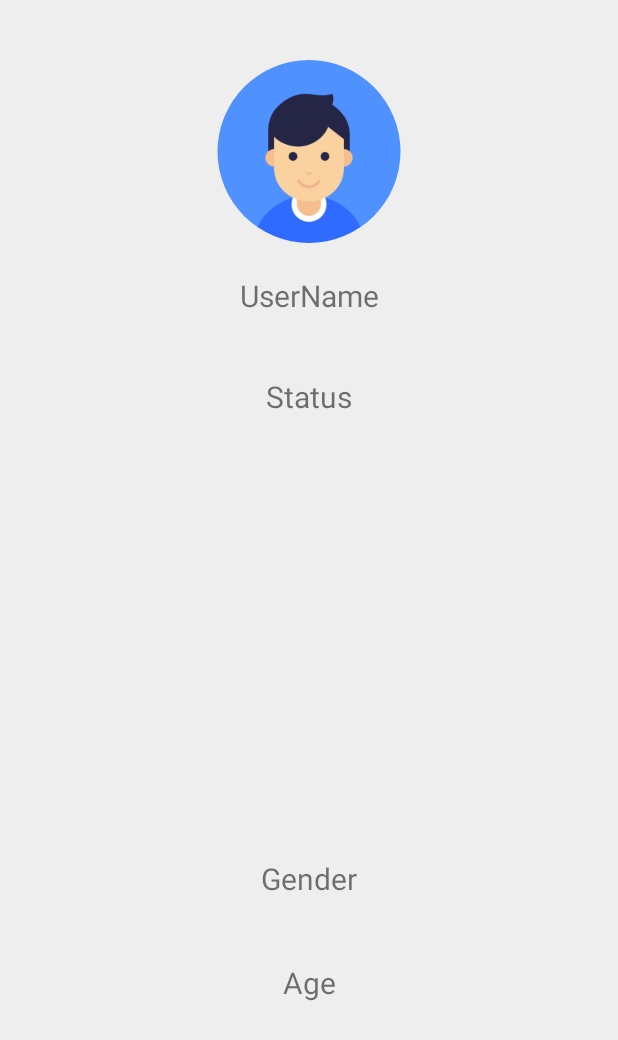
After one commit to randikawann/COMOAndroid, an Android app: the ProfileActivity screen opened directly, with no data from a screen before it, on a phone screen of 412 x 824 dp. The commit adds this screen. Shown: the top 1040 px of the screen. Run offline under Robolectric (Android 15) with nearby library versions, the phone set to English and light mode, and no system bars; our stand-ins replace CircleImageView, Firebase (no records; nobody signed in at launch, a user with empty details on screens opened directly), Picasso.

Commit message:
profile activity completed

```diff
--- a/app/build.gradle
+++ b/app/build.gradle
@@ -25,7 +25,7 @@ dependencies {
     implementation 'com.android.support.constraint:constraint-layout:1.1.2'
     //firebase dependencies
     implementation 'com.google.firebase:firebase-auth:16.0.3'
-    implementation'com.google.firebase:firebase-core:16.0.1'
+    implementation 'com.google.firebase:firebase-core:16.0.1'
     implementation 'com.google.firebase:firebase-database:16.0.1'
     implementation 'com.google.firebase:firebase-storage:16.0.1'
     implementation 'com.google.firebase:firebase-messaging:17.3.0'
--- a/app/src/main/AndroidManifest.xml
+++ b/app/src/main/AndroidManifest.xml
@@ -2,8 +2,8 @@
 <manifest xmlns:android="http://schemas.android.com/apk/res/android"
     package="com.example.randikawann.cocoapp2">
 
-    <uses-permission android:name="android.permission.READ_EXTERNAL_STORAGE"/>
-    <uses-permission android:name="android.permission.WRITE_EXTERNAL_STORAGE"/>
+    <uses-permission android:name="android.permission.READ_EXTERNAL_STORAGE" />
+    <uses-permission android:name="android.permission.WRITE_EXTERNAL_STORAGE" />
 
     <application
         android:allowBackup="true"
@@ -12,13 +12,10 @@
         android:roundIcon="@mipmap/ic_launcher_round"
         android:supportsRtl="true"
         android:theme="@style/AppTheme">
-        <activity android:name=".MainActivity"/>
-        <activity android:name=".LoginActivity"/>
-        <activity android:name=".NearbyActivity"/>
-        <activity android:name=".EditProfileActivity">
-
-        </activity>
-
+        <activity android:name=".MainActivity" />
+        <activity android:name=".LoginActivity" />
+        <activity android:name=".NearbyActivity" />
+        <activity android:name=".EditProfileActivity"></activity>
         <activity android:name=".FlashActivity">
             <intent-filter>
                 <action android:name="android.intent.action.MAIN" />
@@ -26,9 +23,10 @@
                 <category android:name="android.intent.category.LAUNCHER" />
             </intent-filter>
         </activity>
-        <activity android:name="com.theartofdev.edmodo.cropper.CropImageActivity"
-            android:theme="@style/Base.Theme.AppCompat"/>
-
+        <activity
+            android:name="com.theartofdev.edmodo.cropper.CropImageActivity"
+            android:theme="@style/Base.Theme.AppCompat" />
+        <activity android:name=".ProfileActivity"></activity>
     </application>
 
 </manifest>
--- a/app/src/main/java/com/example/randikawann/cocoapp2/MainActivity.java
+++ b/app/src/main/java/com/example/randikawann/cocoapp2/MainActivity.java
@@ -87,8 +87,8 @@ public class MainActivity extends AppCompatActivity {
     @Override
     public boolean onOptionsItemSelected(MenuItem item) {
         switch (item.getItemId()) {
-            case R.id.editProfile: {
-                Intent editProfileIntent = new Intent(MainActivity.this,EditProfileActivity.class);
+            case R.id.profile: {
+                Intent editProfileIntent = new Intent(MainActivity.this, ProfileActivity.class);
                 startActivity(editProfileIntent);
                 // do your sign-out stuff
                 break;
--- /dev/null
+++ b/app/src/main/java/com/example/randikawann/cocoapp2/ProfileActivity.java
@@ -0,0 +1,83 @@
+package com.example.randikawann.cocoapp2;
+
+import android.support.annotation.NonNull;
+import android.support.v7.app.AppCompatActivity;
+import android.os.Bundle;
+import android.widget.ArrayAdapter;
+import android.widget.EditText;
+import android.widget.TextView;
+import android.widget.Toast;
+
+import com.google.firebase.auth.FirebaseAuth;
+import com.google.firebase.database.DataSnapshot;
+import com.google.firebase.database.DatabaseError;
+import com.google.firebase.database.DatabaseReference;
+import com.google.firebase.database.FirebaseDatabase;
+import com.google.firebase.database.ValueEventListener;
+import com.squareup.picasso.Picasso;
+
+import de.hdodenhof.circleimageview.CircleImageView;
+
+public class ProfileActivity extends AppCompatActivity {
+    private FirebaseAuth mAuth;
+    private TextView tvUserName;
+    private TextView tvStatus;
+    private TextView tvGender;
+    private TextView tvAge;
+    private CircleImageView imgProfile;
+
+    private String userName;
+    private String userAge;
+    private String userGender;
+    private String userStatus;
+    private String userimage;
+
+    private DatabaseReference userReference;
+
+    @Override
+    protected void onCreate(Bundle savedInstanceState) {
+        super.onCreate(savedInstanceState);
+        setContentView(R.layout.activity_profile);
+
+        tvUserName = (TextView) findViewById(R.id.tvUserName);
+        tvStatus = (TextView) findViewById(R.id.tvStatus);
+        tvGender = (TextView) findViewById(R.id.tvGender);
+        tvAge = (TextView) findViewById(R.id.tvAge);
+        imgProfile = (CircleImageView) findViewById(R.id.imgProfile);
+
+        mAuth = FirebaseAuth.getInstance();
+        String current_User_Id = mAuth.getCurrentUser().getUid();
+        userReference = FirebaseDatabase.getInstance().getReference().child("users").child(current_User_Id);
+
+        userReference.addValueEventListener(new ValueEventListener() {
+            @Override
+            public void onDataChange(@NonNull DataSnapshot dataSnapshot) {
+                if(dataSnapshot.getValue()!=null){
+                    try{
+                        userName = dataSnapshot.child("user_name").getValue().toString();
+                        userAge = dataSnapshot.child("user_age").getValue().toString();
+                        userGender = dataSnapshot.child("user_gender").getValue().toString();
+                        userStatus = dataSnapshot.child("user_status").getValue().toString();
+                        userimage = dataSnapshot.child("user_img").getValue().toString();
+//                    String thumb_image = dataSnapshot.child("user_thumbImg").getValue().toString();
+
+                    }catch (Exception e){
+                        Toast.makeText(ProfileActivity.this,"exception",Toast.LENGTH_SHORT).show();
+                    }
+                    tvUserName.setText(userName);
+                    tvAge.setText(userAge);
+                    tvStatus.setText(userStatus);
+                    tvGender.setText(userGender);
+                    //retreve image with picasso
+//                    Picasso.get().load(userimage).into(imgProfile);
+
+                }
+            }
+
+            @Override
+            public void onCancelled(@NonNull DatabaseError databaseError) {
+                Toast.makeText(ProfileActivity.this,"Data retreving error",Toast.LENGTH_SHORT).show();
+            }
+        });
+    }
+}
--- /dev/null
+++ b/app/src/main/res/layout/activity_profile.xml
@@ -0,0 +1,66 @@
+<?xml version="1.0" encoding="utf-8"?>
+<RelativeLayout xmlns:android="http://schemas.android.com/apk/res/android"
+    xmlns:app="http://schemas.android.com/apk/res-auto"
+    xmlns:tools="http://schemas.android.com/tools"
+    android:layout_width="match_parent"
+    android:layout_height="match_parent"
+    tools:context=".ProfileActivity">
+
+    <de.hdodenhof.circleimageview.CircleImageView
+        android:id="@+id/profileimg"
+        android:layout_width="124dp"
+        android:layout_height="122dp"
+        android:layout_alignParentTop="true"
+        android:layout_centerHorizontal="true"
+        android:layout_marginTop="40dp"
+        android:src="@drawable/defaultuser"
+        />
+
+    <TextView
+        android:id="@+id/tvUserName"
+        android:layout_width="match_parent"
+        android:layout_height="50dp"
+        android:layout_alignParentStart="true"
+        android:layout_alignParentTop="true"
+        android:layout_marginTop="172dp"
+        android:gravity="center"
+        android:text="UserName"
+        android:textSize="20sp" />
+
+    <TextView
+        android:id="@+id/tvStatus"
+        android:layout_width="match_parent"
+        android:layout_height="50dp"
+        android:layout_alignParentStart="true"
+        android:layout_alignParentTop="true"
+        android:layout_marginTop="239dp"
+        android:gravity="center"
+        android:text="Status"
+        android:textSize="20sp" />
+
+    <TextView
+        android:id="@+id/tvGender"
+        android:layout_width="match_parent"
+        android:layout_height="50dp"
+        android:layout_alignParentBottom="true"
+        android:layout_alignParentStart="true"
+        android:layout_marginBottom="213dp"
+        android:gravity="center"
+        android:text="Gender"
+        android:textSize="20sp" />
+
+    <TextView
+        android:id="@+id/tvAge"
+        android:layout_width="match_parent"
+        android:layout_height="50dp"
+        android:layout_alignParentBottom="true"
+        android:layout_alignParentStart="true"
+        android:layout_marginBottom="144dp"
+        android:gravity="center"
+        android:text="Age"
+        android:textSize="20sp" />
+
+
+
+
+</RelativeLayout>
--- a/app/src/main/res/menu/menu_main.xml
+++ b/app/src/main/res/menu/menu_main.xml
@@ -3,10 +3,10 @@
     xmlns:android="http://schemas.android.com/apk/res/android">
 
     <item
-        android:id="@+id/editProfile"
+        android:id="@+id/profile"
         android:orderInCategory="100"
         android:icon="@drawable/ic_action_name"
-        android:title="@string/edit_profile"
+        android:title="Profile"
         app:showAsAction="never" />
     <item
         android:id="@+id/logout"
```
